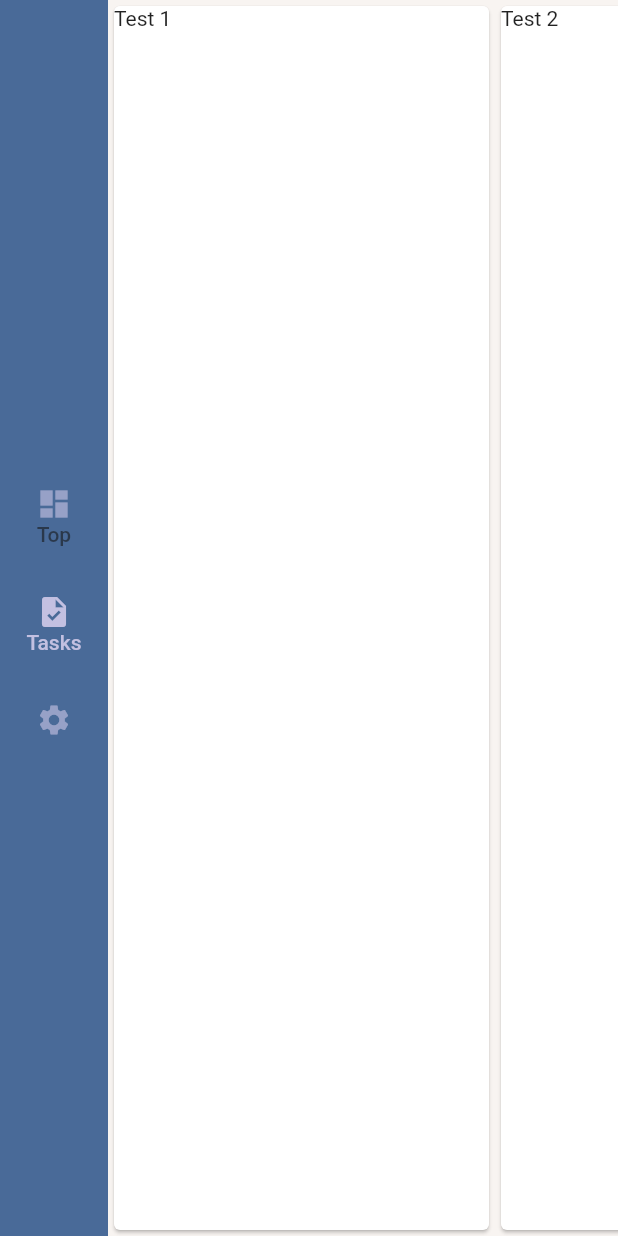
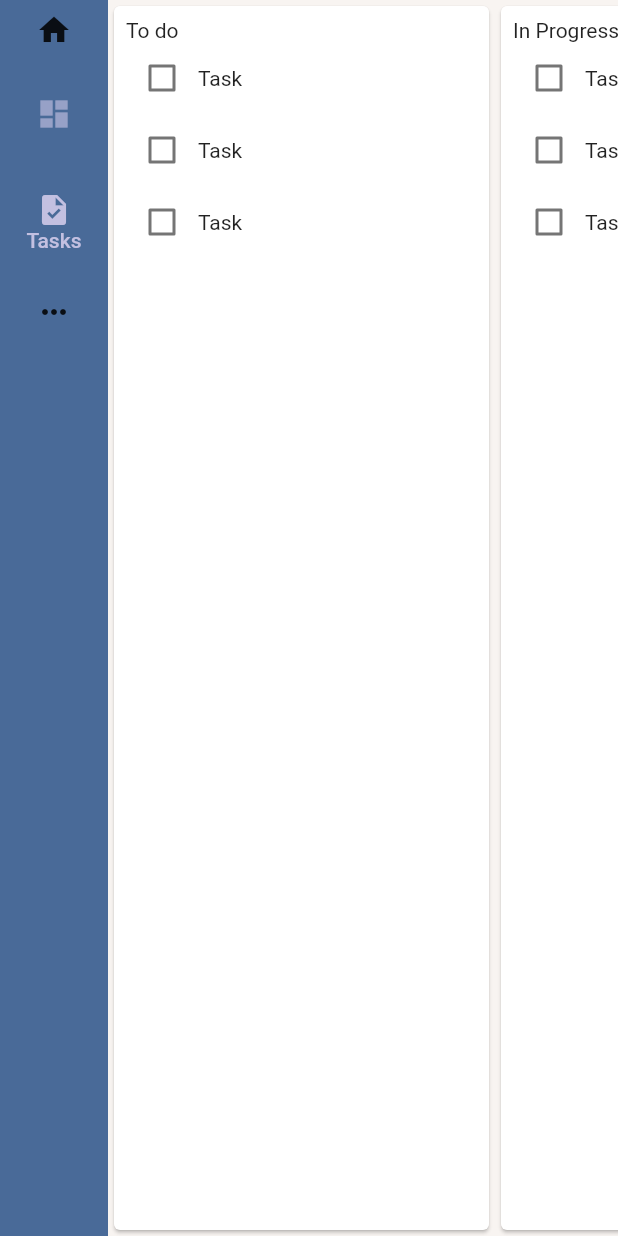
Before and after one commit to WongHanAaron/Tandem, a Flutter app: the screen it shows after launch, on a phone screen of 412 x 824 dp. Run offline on Flutter 3.47's test engine with Material 2 defaults, Android fonts, the phone set to English and light mode, and no system bars; missing offline and left inert: spannable_grid.

Commit message:
Updated the task list UI

```diff
--- a/ui/lib/main.dart
+++ b/ui/lib/main.dart
@@ -71,23 +71,22 @@ class _MyHomePageState extends State<MyHomePage> {
                   .copyWith(color: theme.colorScheme.secondary),
               selectedLabelTextStyle: theme.textTheme.bodyLarge!
                   .copyWith(color: theme.colorScheme.secondary),
-              labelType: NavigationRailLabelType.all,
-              groupAlignment: 0,
+              labelType: NavigationRailLabelType.selected,
+              groupAlignment: -1,
               extended: false,
+              leading: const Icon(Icons.home),
               destinations: const [
                 NavigationRailDestination(
                   icon: Icon(Icons.dashboard_sharp),
-                  label: Text('Top'),
+                  label: Text('Home'),
                 ),
                 NavigationRailDestination(
                   icon: Icon(Icons.task),
                   label: Text('Tasks'),
-                ),
-                NavigationRailDestination(
-                  icon: Icon(Icons.settings),
-                  label: Text(''),
                 )
               ],
+              trailing:
+                  IconButton(icon: Icon(Icons.more_horiz), onPressed: () => {}),
               selectedIndex: selectedIndex,
               onDestinationSelected: (value) {
                 setState(() {
--- a/ui/lib/pages/task/kanban_page.dart
+++ b/ui/lib/pages/task/kanban_page.dart
@@ -6,8 +6,10 @@ class KanbanPage extends StatelessWidget {
   @override
   Widget build(BuildContext context) {
     final theme = Theme.of(context);
-    return ListView(
-        scrollDirection: Axis.horizontal,
-        children: [TaskList("Test 1"), TaskList("Test 2"), TaskList("Test 3")]);
+    return ListView(scrollDirection: Axis.horizontal, children: [
+      TaskList("To do"),
+      TaskList("In Progress"),
+      TaskList("Done")
+    ]);
   }
 }
--- a/ui/lib/pages/task/task_list.dart
+++ b/ui/lib/pages/task/task_list.dart
@@ -1,4 +1,5 @@
 import 'package:flutter/material.dart';
+import 'package:tandem/pages/task/task_list_item.dart';
 
 class TaskList extends StatelessWidget {
   TaskList(String this.name, {super.key});
@@ -13,11 +14,24 @@ class TaskList extends StatelessWidget {
     return Card(
       child: SizedBox(
         width: 250,
-        child: Row(children: [
-          Column(
-            children: [Text(name!)],
-          )
-        ]),
+        child: Padding(
+          padding: const EdgeInsets.all(8.0),
+          child: Column(children: [
+            Row(
+              children: [Text(name!)],
+            ),
+            Expanded(
+                child: ListView(
+              scrollDirection: Axis.vertical,
+              reverse: false,
+              children: [
+                TaskListItem(),
+                TaskListItem(),
+                TaskListItem(),
+              ],
+            )),
+          ]),
+        ),
       ),
     );
   }
--- /dev/null
+++ b/ui/lib/pages/task/task_list_item.dart
@@ -0,0 +1,14 @@
+import 'package:flutter/cupertino.dart';
+import 'package:flutter/material.dart';
+
+class TaskListItem extends StatelessWidget {
+  @override
+  Widget build(BuildContext context) {
+    return Row(
+      children: [
+        Checkbox(value: false, onChanged: ((value) => {})),
+        Text("Task")
+      ],
+    );
+  }
+}
```
Also changed, not shown: 1 other file.
